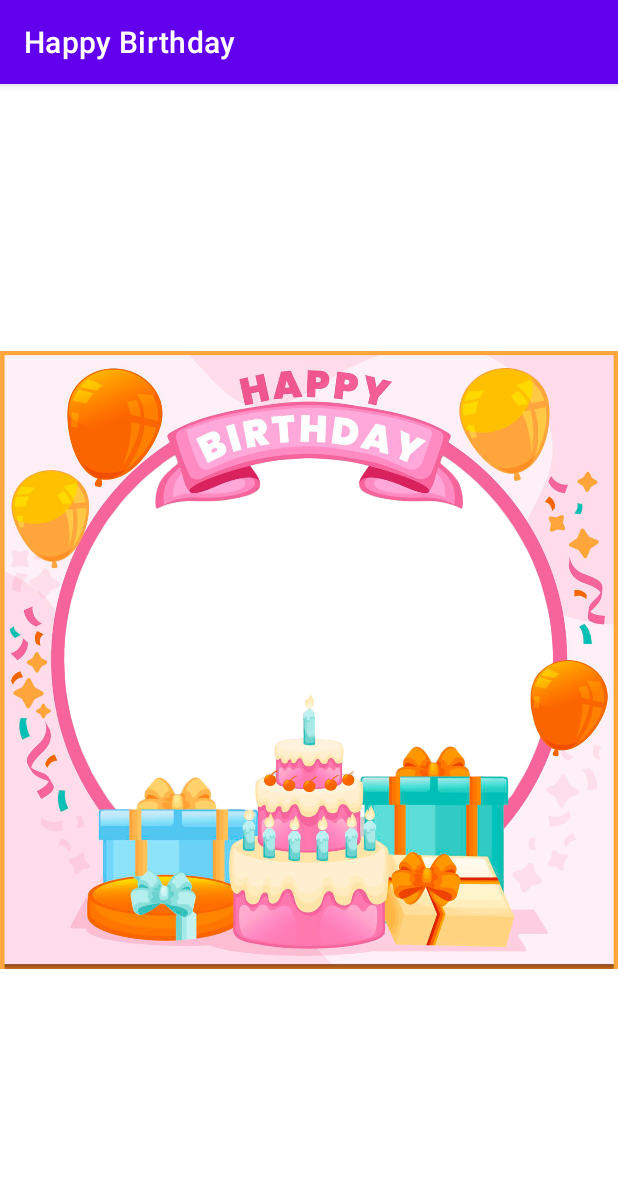
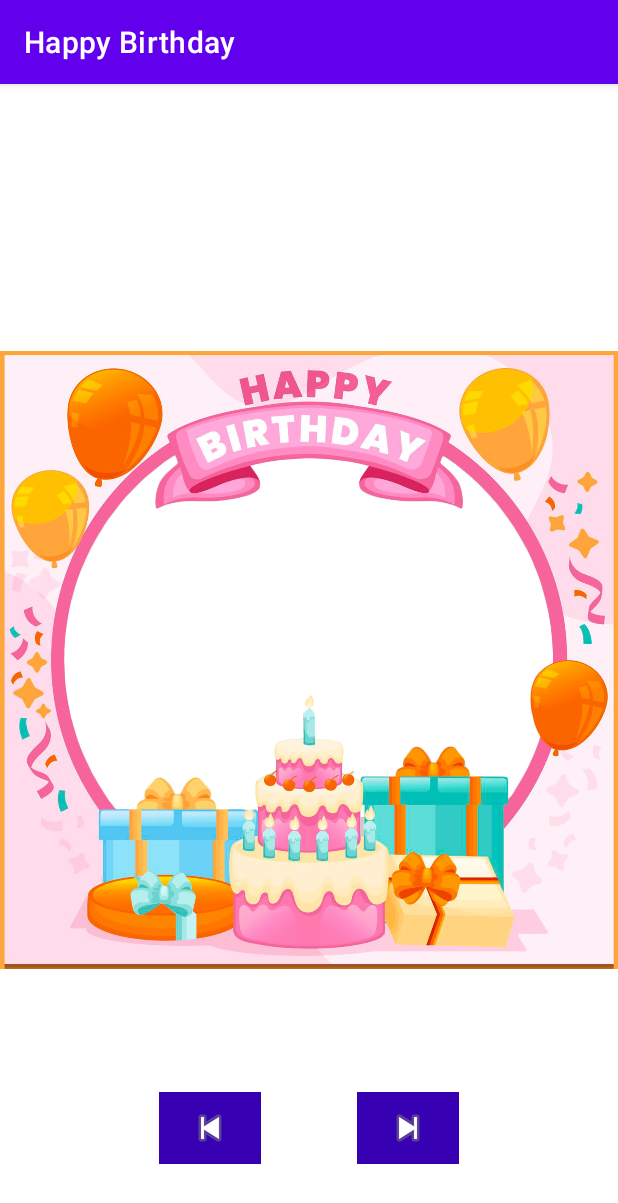
Before and after one commit to chaudharynabin6/android-happy-birthday, an Android app: the GreetingCard screen opened directly, with no data from a screen before it, on a phone screen of 412 x 824 dp. Shown: the top 1203 px of the screen. Run offline under Robolectric (Android 15) with nearby library versions, the phone set to English and light mode, and no system bars.

Commit message:
changing image feature
* using setImageResource

```diff
--- a/app/src/main/res/layout/activity_greeting_card.xml
+++ b/app/src/main/res/layout/activity_greeting_card.xml
@@ -10,9 +10,9 @@
         android:id="@+id/frameImageView"
         android:layout_width="match_parent"
         android:layout_height="match_parent"
+        android:contentDescription="@string/todo"
         android:scaleType="fitCenter"
-        android:src="@drawable/birthday_frame"
-        android:contentDescription="@string/todo" />
+        android:src="@drawable/frame_1" />
 
     <TextView
         android:id="@+id/happyBirthdayTextView"
@@ -29,6 +29,40 @@
         app:layout_constraintStart_toStartOf="parent"
         app:layout_constraintTop_toTopOf="parent" />
 
+    <LinearLayout
+        android:layout_width="200dp"
+        android:layout_height="48dp"
+        android:layout_marginBottom="48dp"
+        android:orientation="horizontal"
+        app:layout_constraintBottom_toBottomOf="@+id/frameImageView"
+        app:layout_constraintEnd_toEndOf="parent"
+        app:layout_constraintStart_toStartOf="parent"
+        android:background="@android:color/transparent">
+
+
+        <ImageButton
+            android:id="@+id/previousImageButton"
+            android:layout_width="48dp"
+            android:layout_height="48dp"
+            android:layout_weight="1"
+            app:srcCompat="@android:drawable/ic_media_previous"
+            android:background="@color/purple_700"
+            android:layout_marginEnd="64dp"
+            android:onClick="previousImage"
+            android:contentDescription="@string/previeous_frame"
+            />
+
+        <ImageButton
+            android:id="@+id/nextImageButton"
+            android:layout_width="48dp"
+            android:layout_height="48dp"
+            android:layout_weight="1"
+            app:srcCompat="@android:drawable/ic_media_next"
+            android:background="@color/purple_700"
+            android:onClick="nextImage"
+            android:contentDescription="@string/next_frame"
+            />
+    </LinearLayout>
 
 
 </androidx.constraintlayout.widget.ConstraintLayout>
--- a/app/src/main/res/values/strings.xml
+++ b/app/src/main/res/values/strings.xml
@@ -5,4 +5,6 @@
     <string name="create_card">Create Card</string>
     <string name="user_name">Nabin Chaudhary</string>
     <string name="todo">TODO</string>
+    <string name="previeous_frame">Previeous Frame</string>
+    <string name="next_frame">Next Frame</string>
 </resources>
```
Also changed, not shown: app/src/main/java/com/chaudharynabin/happybirthday/GreetingCard.kt (+27 -0 lines), app/src/main/res/drawable/frame_0.png (added), app/src/main/res/drawable/frame_1.jpg (renamed from app/src/main/res/drawable/birthday_frame.jpg), app/src/main/res/drawable/frame_2.png (added), app/src/main/res/drawable/frame_3.png (added).
